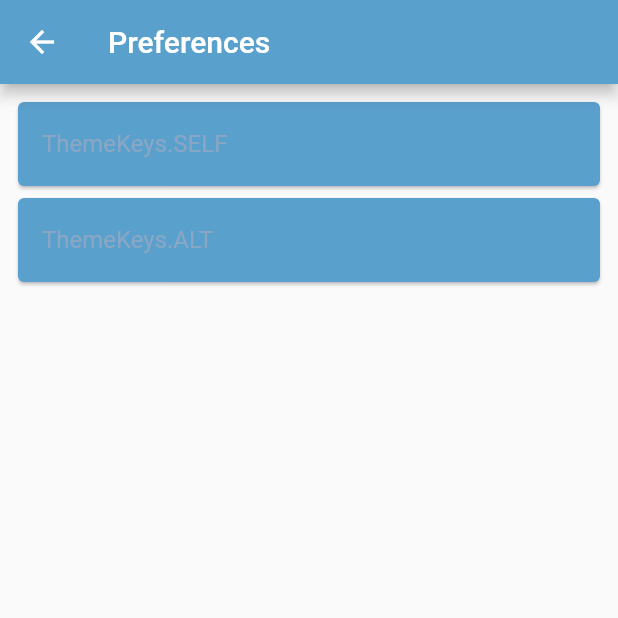
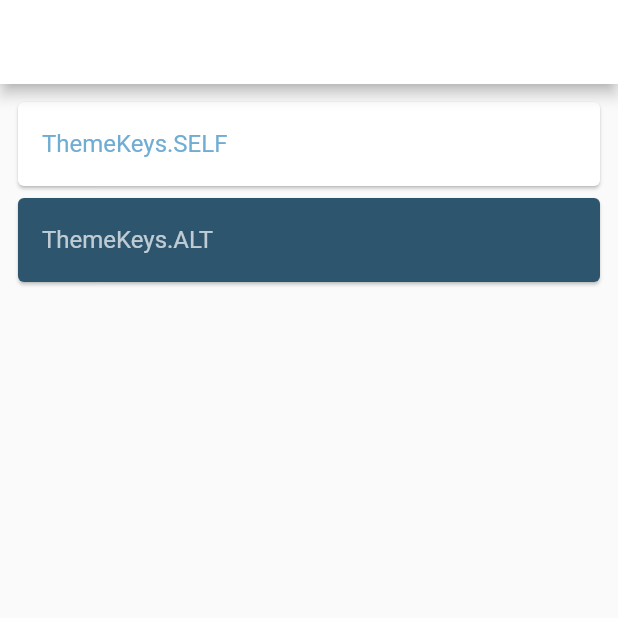
Before and after one commit to LUISURBM/flutter_app, a Flutter app: the PreferencePage screen opened directly, on a phone screen of 412 x 824 dp, the top half of it. Run offline on Flutter 3.47's test engine with Material 2 defaults, Android fonts, the phone set to English and light mode, and no system bars; our stand-ins replace bloc, equatable, flutter_bloc, flutter_screenutil, get_it, mvc_pattern and 1 more; missing offline and left inert: flutter_facebook_login.

Commit message:
Updated themes

```diff
--- a/lib/themes/alt-theme.dart
+++ b/lib/themes/alt-theme.dart
@@ -13,16 +13,16 @@ final ThemeData altTheme = ThemeData(
     800: Color(0xffA1C9E2),
     900: Color(0xffB8D6E9)
   }),
-  brightness: Brightness.dark,
-  primaryColor: Color(0xFF5aa0cc),
-  primaryColorBrightness: Brightness.light,
-  primaryColorLight: Color(0xFF5aa0cc),
+  brightness: Brightness.light,
+  primaryColor: Color(0xFF2D556E),
+  primaryColorBrightness: Brightness.dark,
+  primaryColorLight: Color(0xFF2D556E),
   primaryColorDark: Color(0xFF08161b),
-  accentColor: Color(0xFF5aa0cc),
-  accentColorBrightness: Brightness.dark,
-  canvasColor: Color(0xFF5aa0cc),
-  scaffoldBackgroundColor: Color(0xfffafafa),
-  bottomAppBarColor: Color(0xffffffff),
+  accentColor: Color(0xff5AA0CC),
+  accentColorBrightness: Brightness.light,
+  canvasColor: Color(0xFF2D556E),
+  scaffoldBackgroundColor: Color(0xff2D556E),
+  bottomAppBarColor: Color(0xff2D556E),
   cardColor: Color(0xffffffff),
   dividerColor: Color(0x1f000000),
   highlightColor: Color(0x66bcbcbc),
@@ -36,11 +36,26 @@ final ThemeData altTheme = ThemeData(
   textSelectionColor: Color(0xffb1d2e7),
   cursorColor: Color(0xff219F00),
   textSelectionHandleColor: Color(0xff8abcdb),
-  backgroundColor: Color(0xff396885),
+  backgroundColor: Color(0xff2D556E),
   dialogBackgroundColor: Color(0xffffffff),
-  indicatorColor: Color(0xff5aa0cc),
+  indicatorColor: Color(0xff2D556E),
   hintColor: Color(0x8a000000),
-  errorColor: Color(0xffd32f2f),
+  errorColor: Color(0xffAD2626),
+  colorScheme: ColorScheme(
+    primary: Color(0xff194B4C),
+    primaryVariant: Color(0xff8199A8),
+    secondary: Color(0xff5A6E3D),
+    secondaryVariant: Color(0xff808080),
+    surface: Color(0xff000000),
+    background: Color(0xff2D556E),
+    error: Color(0xffAD2626),
+    onPrimary: Color(0xffffffff),
+    onSecondary: Color(0xffffffff),
+    onSurface: Color(0xff000000),
+    onBackground: Color(0xffffffff),
+    onError: Color(0xffffffff),
+    brightness: Brightness.light,
+  ),
   buttonTheme: ButtonThemeData(
     textTheme: ButtonTextTheme.normal,
     minWidth: 88.0,
@@ -60,10 +75,10 @@ final ThemeData altTheme = ThemeData(
     highlightColor: Color(0x29000000),
     splashColor: Color(0x1f000000),
     colorScheme: ColorScheme(
-      primary: Color(0xff5aa0cc),
-      primaryVariant: Color(0xff245675),
+      primary: Color(0xff2cb8be),
+      primaryVariant: Color(0xff41ADC4),
       secondary: Color(0xff2D898B),
-      secondaryVariant: Color(0xffC1DFF0),
+      secondaryVariant: Color(0xff8CD668),
       surface: Color(0xffffffff),
       background: Color(0xffb1d2e7),
       error: Color(0xffd32f2f),
@@ -95,7 +110,7 @@ final ThemeData altTheme = ThemeData(
       fontStyle: FontStyle.normal,
     ),
     display1: TextStyle(
-      color: Color(0x8ab9bbbd),
+      color: Color(0xb3ffffff),
       fontSize: 34.0,
       fontWeight: FontWeight.w400,
       fontStyle: FontStyle.normal,
@@ -107,25 +122,25 @@ final ThemeData altTheme = ThemeData(
       fontStyle: FontStyle.normal,
     ),
     title: TextStyle(
-      color: Color(0xdd1D6CA0),
+      color: Color(0xffffffff),
       fontSize: 20.0,
       fontWeight: FontWeight.w500,
       fontStyle: FontStyle.normal,
     ),
     subhead: TextStyle(
-      color: Color(0xdd90A8C3),
+      color: Color(0xb3ffffff),
       fontSize: 16.0,
       fontWeight: FontWeight.w400,
       fontStyle: FontStyle.normal,
     ),
     body2: TextStyle(
-      color: Color(0xdd90A8C3),
+      color: Color(0xb3ffffff),
       fontSize: 14.0,
       fontWeight: FontWeight.w400,
       fontStyle: FontStyle.normal,
     ),
     body1: TextStyle(
-      color: Color(0xdd90A8C3),
+      color: Color(0xb3ffffff),
       fontSize: 16.0,
       fontWeight: FontWeight.w400,
       fontStyle: FontStyle.normal,
@@ -137,7 +152,7 @@ final ThemeData altTheme = ThemeData(
       fontStyle: FontStyle.normal,
     ),
     button: TextStyle(
-      color: Color(0xdd90A8C3),
+      color: Color(0xb3ffffff),
       fontSize: 14.0,
       fontWeight: FontWeight.w500,
       fontStyle: FontStyle.normal,
@@ -431,19 +446,19 @@ final ThemeData altTheme = ThemeData(
     size: 24.0,
   ),
   sliderTheme: SliderThemeData(
-    activeTrackColor: Color(0xff5aa0cc),
-    inactiveTrackColor: Color(0x3d5aa0cc),
+    activeTrackColor: Color(0xff2D556E),
+    inactiveTrackColor: Color(0x3d2D556E),
     disabledActiveTrackColor: Color(0x52245675),
     disabledInactiveTrackColor: Color(0x1f245675),
     activeTickMarkColor: Color(0x8ad8e9f3),
-    inactiveTickMarkColor: Color(0x8a5aa0cc),
+    inactiveTickMarkColor: Color(0x8a2D556E),
     disabledActiveTickMarkColor: Color(0x1fd8e9f3),
     disabledInactiveTickMarkColor: Color(0x1f245675),
-    thumbColor: Color(0xff5aa0cc),
+    thumbColor: Color(0xff2D556E),
     disabledThumbColor: Color(0x52245675),
     thumbShape: RoundSliderThumbShape(),
-    overlayColor: Color(0x295aa0cc),
-    valueIndicatorColor: Color(0xff5aa0cc),
+    overlayColor: Color(0x292D556E),
+    valueIndicatorColor: Color(0xff2D556E),
     valueIndicatorShape: PaddleSliderValueIndicatorShape(),
     showValueIndicator: ShowValueIndicator.onlyForDiscrete,
     valueIndicatorTextStyle: TextStyle(
@@ -477,7 +492,7 @@ final ThemeData altTheme = ThemeData(
       fontWeight: FontWeight.w400,
       fontStyle: FontStyle.normal,
     ),
-    secondarySelectedColor: Color(0x3d5aa0cc),
+    secondarySelectedColor: Color(0x3d2D556E),
     selectedColor: Color(0x3d000000),
     shape: StadiumBorder(
         side: BorderSide(
--- a/lib/themes/doc-theme.dart
+++ b/lib/themes/doc-theme.dart
@@ -14,7 +14,7 @@ final ThemeData myTheme = ThemeData(
     900: Color(0xff0c1d27)
   }),
   brightness: Brightness.dark,
-  primaryColor: Color(0xFF5aa0cc),
+  primaryColor: Color(0xffffffff),
   primaryColorBrightness: Brightness.light,
   primaryColorLight: Color(0xFF5aa0cc),
   primaryColorDark: Color(0xFF08161b),
@@ -23,7 +23,7 @@ final ThemeData myTheme = ThemeData(
   canvasColor: Color(0xFF5aa0cc),
   scaffoldBackgroundColor: Color(0xfffafafa),
   bottomAppBarColor: Color(0xffffffff),
-  cardColor: Color(0xffffffff),
+  cardColor: Color(0xff5aa0cc),
   dividerColor: Color(0x1f000000),
   highlightColor: Color(0x66bcbcbc),
   splashColor: Color(0x66c8c8c8),
@@ -36,11 +36,26 @@ final ThemeData myTheme = ThemeData(
   textSelectionColor: Color(0xffb1d2e7),
   cursorColor: Color(0xff219F00),
   textSelectionHandleColor: Color(0xff8abcdb),
-  backgroundColor: Color(0xffffffff),
+  backgroundColor: Color(0xff5aa0cc),
   dialogBackgroundColor: Color(0xffffffff),
   indicatorColor: Color(0xff5aa0cc),
   hintColor: Color(0x8a000000),
   errorColor: Color(0xffd32f2f),
+  colorScheme: ColorScheme(
+    primary: Color(0xff2D898B),
+    primaryVariant: Color(0xffb1d2e7),
+    secondary: Color(0xffA5C96F),
+    secondaryVariant: Color(0xffEAEAEA),
+    surface: Color(0xffffffff),
+    background: Color(0xff5aa0cc),
+    error: Color(0xffd32f2f),
+    onPrimary: Color(0xffffffff),
+    onSecondary: Color(0xffffffff),
+    onSurface: Color(0xff000000),
+    onBackground: Color(0xffffffff),
+    onError: Color(0xffffffff),
+    brightness: Brightness.light,
+  ),
   buttonTheme: ButtonThemeData(
     textTheme: ButtonTextTheme.normal,
     minWidth: 88.0,
@@ -60,12 +75,12 @@ final ThemeData myTheme = ThemeData(
     highlightColor: Color(0x29000000),
     splashColor: Color(0x1f000000),
     colorScheme: ColorScheme(
-      primary: Color(0xff5aa0cc),
-      primaryVariant: Color(0xff245675),
-      secondary: Color(0xff2D898B),
+      primary: Color(0xff2D898B),
+      primaryVariant: Color(0xffb1d2e7),
+      secondary: Color(0xffA5C96F),
       secondaryVariant: Color(0xffEAEAEA),
       surface: Color(0xffffffff),
-      background: Color(0xffb1d2e7),
+      background: Color(0xff5aa0cc),
       error: Color(0xffd32f2f),
       onPrimary: Color(0xffffffff),
       onSecondary: Color(0xffffffff),
@@ -107,25 +122,25 @@ final ThemeData myTheme = ThemeData(
       fontStyle: FontStyle.normal,
     ),
     title: TextStyle(
-      color: Color(0xdd18394e),
-      fontSize: 20.0,
+      color: Color(0xddc8c8c8),
+      fontSize: 32.0,
       fontWeight: FontWeight.w500,
       fontStyle: FontStyle.normal,
     ),
     subhead: TextStyle(
-      color: Color(0xdd90A8C3),
+      color: Color(0xddecf4f9),
       fontSize: 16.0,
       fontWeight: FontWeight.w400,
       fontStyle: FontStyle.normal,
     ),
     body2: TextStyle(
-      color: Color(0xdd90A8C3),
+      color: Color(0xddecf4f9),
       fontSize: 14.0,
       fontWeight: FontWeight.w400,
       fontStyle: FontStyle.normal,
     ),
     body1: TextStyle(
-      color: Color(0xdd90A8C3),
+      color: Color(0xdd5aa0cc),
       fontSize: 16.0,
       fontWeight: FontWeight.w400,
       fontStyle: FontStyle.normal,
@@ -143,8 +158,8 @@ final ThemeData myTheme = ThemeData(
       fontStyle: FontStyle.normal,
     ),
     subtitle: TextStyle(
-      color: Color(0xff000000),
-      fontSize: 14.0,
+      color: Color(0xffc8c8c8),
+      fontSize: 20.0,
       fontWeight: FontWeight.w500,
       fontStyle: FontStyle.normal,
     ),
@@ -169,13 +184,13 @@ final ThemeData myTheme = ThemeData(
       fontStyle: FontStyle.normal,
     ),
     display2: TextStyle(
-      color: Color(0xb3ffffff),
+      color: Color(0xb35aa0cc),
       fontSize: 48.0,
       fontWeight: FontWeight.w400,
       fontStyle: FontStyle.normal,
     ),
     display1: TextStyle(
-      color: Color(0xb3ffffff),
+      color: Color(0xb35aa0cc),
       fontSize: 34.0,
       fontWeight: FontWeight.w400,
       fontStyle: FontStyle.normal,
@@ -455,7 +470,7 @@ final ThemeData myTheme = ThemeData(
   ),
   tabBarTheme: TabBarTheme(
     indicatorSize: TabBarIndicatorSize.tab,
-    labelColor: Color(0xffffffff),
+    labelColor: Color(0xff5aa0cc),
     unselectedLabelColor: Color(0xb2ffffff),
   ),
   chipTheme: ChipThemeData(
```
